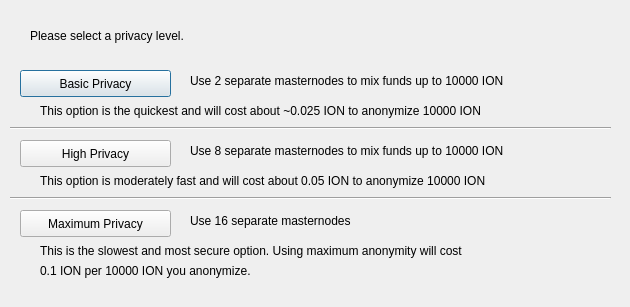
First picture: the form in src/qt/forms/obfuscationconfig.ui, repository cryptolinux/ion, before the edit.
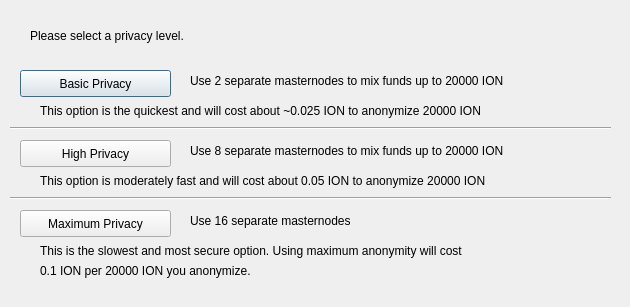
Second picture: the form after the edit.

```diff
--- a/src/qt/forms/obfuscationconfig.ui
+++ b/src/qt/forms/obfuscationconfig.ui
@@ -75,7 +75,7 @@
     </rect>
    </property>
    <property name="text">
-    <string>Use 2 separate masternodes to mix funds up to 10000 ION</string>
+    <string>Use 2 separate masternodes to mix funds up to 20000 ION</string>
    </property>
   </widget>
   <widget class="QLabel" name="label_3">
@@ -88,7 +88,7 @@
     </rect>
    </property>
    <property name="text">
-    <string>Use 8 separate masternodes to mix funds up to 10000 ION</string>
+    <string>Use 8 separate masternodes to mix funds up to 20000 ION</string>
    </property>
   </widget>
   <widget class="QLabel" name="label_4">
@@ -114,7 +114,7 @@
     </rect>
    </property>
    <property name="text">
-    <string>This option is the quickest and will cost about ~0.025 ION to anonymize 10000 ION</string>
+    <string>This option is the quickest and will cost about ~0.025 ION to anonymize 20000 ION</string>
    </property>
   </widget>
   <widget class="QLabel" name="label_7">
@@ -127,7 +127,7 @@
     </rect>
    </property>
    <property name="text">
-    <string>This option is moderately fast and will cost about 0.05 ION to anonymize 10000 ION</string>
+    <string>This option is moderately fast and will cost about 0.05 ION to anonymize 20000 ION</string>
    </property>
   </widget>
   <widget class="QLabel" name="label_8">
@@ -153,7 +153,7 @@
     </rect>
    </property>
    <property name="text">
-    <string>0.1 ION per 10000 ION you anonymize.</string>
+    <string>0.1 ION per 20000 ION you anonymize.</string>
    </property>
   </widget>
   <widget class="Line" name="line">
```
